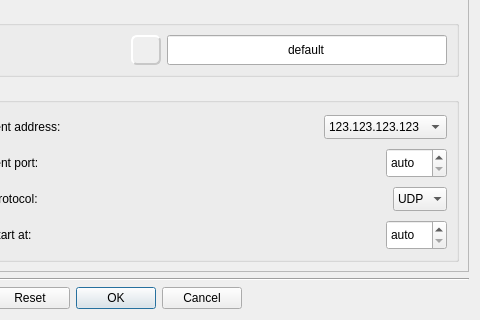
Above: Homer/forms/Dialogs/ConfigurationDialog.ui from Homer-Conferencing/Homer-Conferencing before the change; both pictures show x 249 to 729 and y 381 to 701 of the 729 by 701 pixel window. Below: the same form after it.
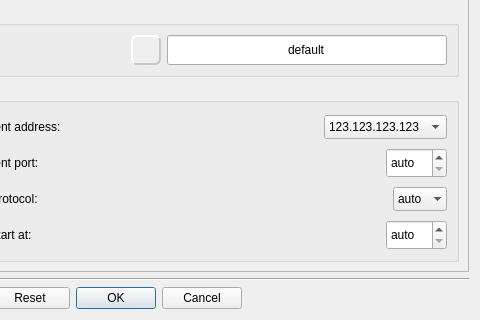
That is the form after the change. The open tabs and pages were chosen to show the change. Icons and pictures are not drawn.

Diff of the .ui file:
```diff
--- a/Homer/forms/Dialogs/ConfigurationDialog.ui
+++ b/Homer/forms/Dialogs/ConfigurationDialog.ui
@@ -2553,6 +2553,11 @@
                 <property name="frame">
                  <bool>false</bool>
                 </property>
+                <item>
+                 <property name="text">
+                  <string>auto</string>
+                 </property>
+                </item>
                 <item>
                  <property name="text">
                   <string>UDP</string>
```
Left out of the diff: 1 changed line with no effect on the pictures.
